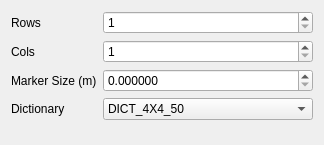
Above: gui/src/aruco_grid_target_finder.ui from ros-industrial/industrial_calibration before the change. Below: the same form after it.
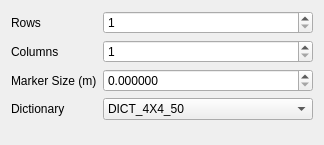
That is the form after the change.

Commit message: Updated columns label

What changed in the file:
```diff
--- a/gui/src/aruco_grid_target_finder.ui
+++ b/gui/src/aruco_grid_target_finder.ui
@@ -31,7 +31,7 @@
    <item row="1" column="0">
     <widget class="QLabel" name="label_2">
      <property name="text">
-      <string>Cols</string>
+      <string>Columns</string>
      </property>
     </widget>
    </item>
```
The commit also changes 1 other file.
